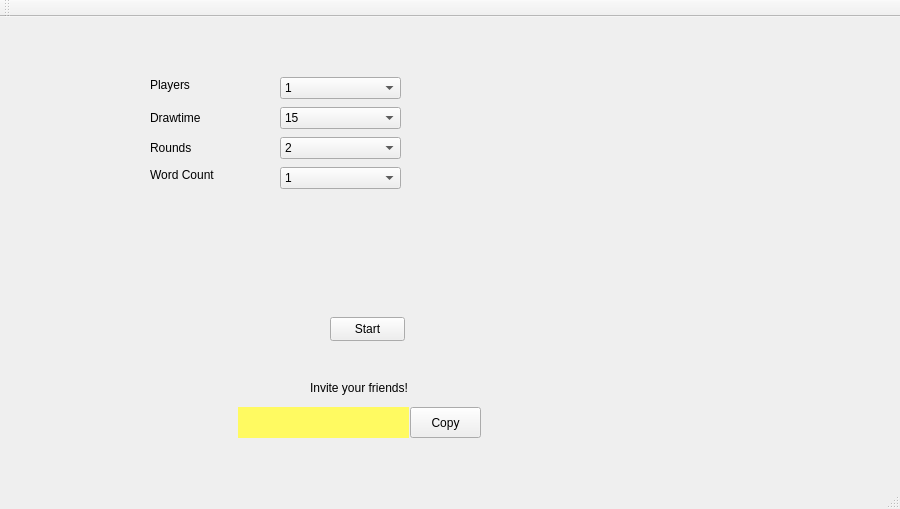
First picture: the form in Gartic-Frontend/Gartic-Frontend/HostRoom.ui, repository rusuuu/Professional-Googlers, before the edit.
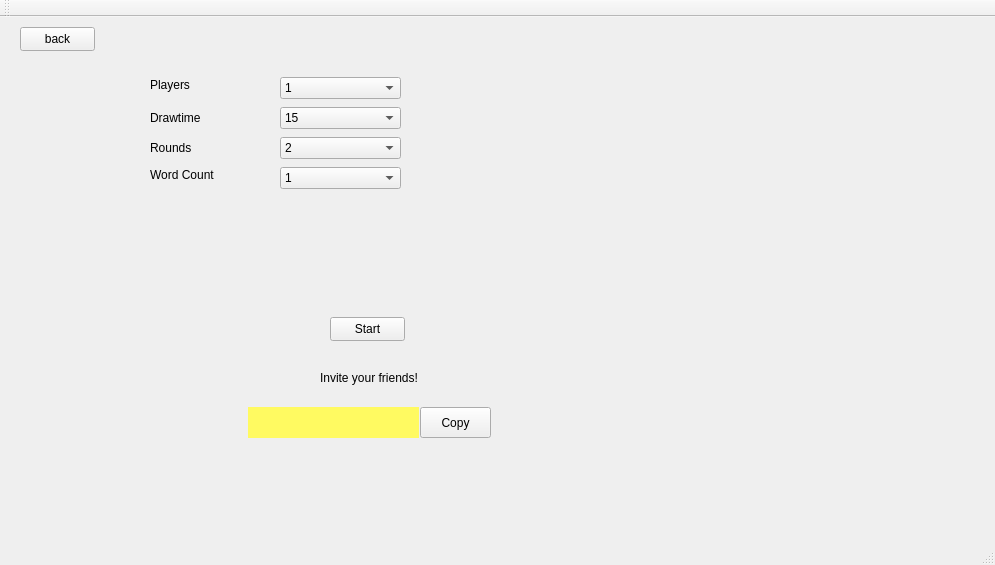
Second picture: the form after the edit.

Commit message: Added Back Button in Host Room Window and made it to go back in Main Menu Window

The edit to the form file:
```diff
--- a/Gartic-Frontend/Gartic-Frontend/HostRoom.ui
+++ b/Gartic-Frontend/Gartic-Frontend/HostRoom.ui
@@ -6,8 +6,8 @@
    <rect>
     <x>0</x>
     <y>0</y>
-    <width>900</width>
-    <height>509</height>
+    <width>995</width>
+    <height>565</height>
    </rect>
   </property>
   <property name="windowTitle">
@@ -30,8 +30,8 @@
    <widget class="QLabel" name="InviteText">
     <property name="geometry">
      <rect>
-      <x>310</x>
-      <y>350</y>
+      <x>320</x>
+      <y>340</y>
       <width>101</width>
       <height>41</height>
      </rect>
@@ -43,7 +43,7 @@
    <widget class="QLabel" name="InviteCode">
     <property name="geometry">
      <rect>
-      <x>238</x>
+      <x>248</x>
       <y>390</y>
       <width>171</width>
       <height>31</height>
@@ -60,7 +60,7 @@
    <widget class="QPushButton" name="CopyInviteCodeButton">
     <property name="geometry">
      <rect>
-      <x>410</x>
+      <x>420</x>
       <y>390</y>
       <width>71</width>
       <height>31</height>
@@ -317,6 +317,19 @@
      </property>
     </item>
    </widget>
+   <widget class="QPushButton" name="BackToMainMenuButton">
+    <property name="geometry">
+     <rect>
+      <x>20</x>
+      <y>10</y>
+      <width>75</width>
+      <height>24</height>
+     </rect>
+    </property>
+    <property name="text">
+     <string>back</string>
+    </property>
+   </widget>
   </widget>
   <widget class="QMenuBar" name="menuBar">
    <property name="geometry">
```
Left out of the diff: 2 changed lines with no effect on the pictures. The commit also changes 4 other files.
